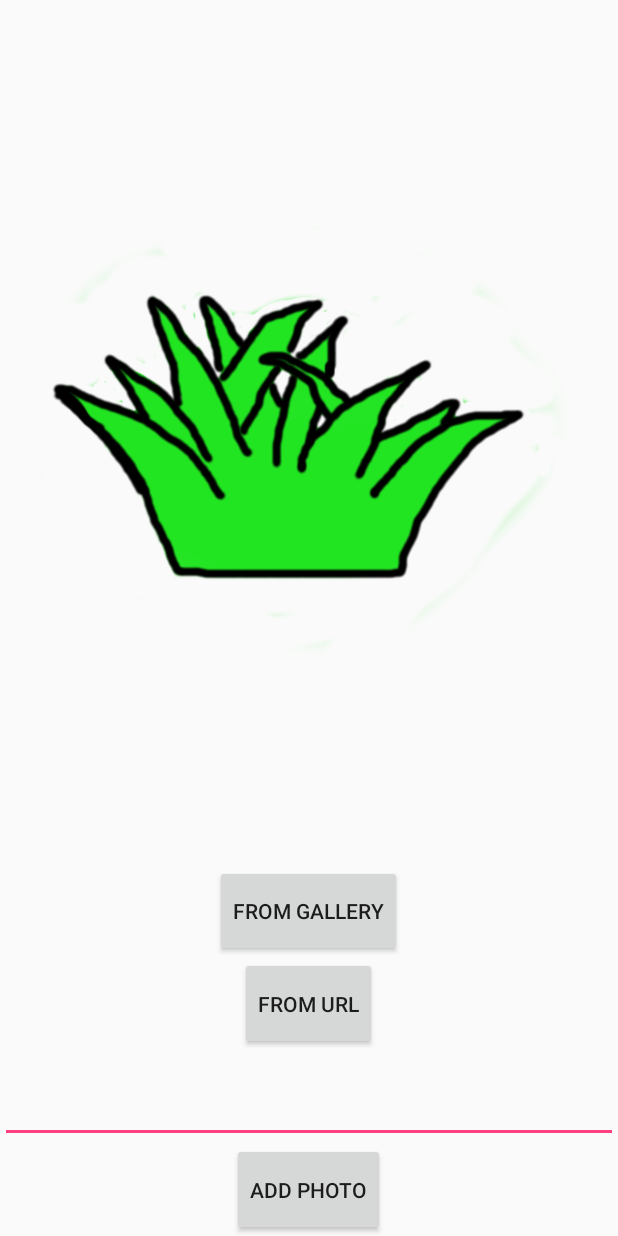
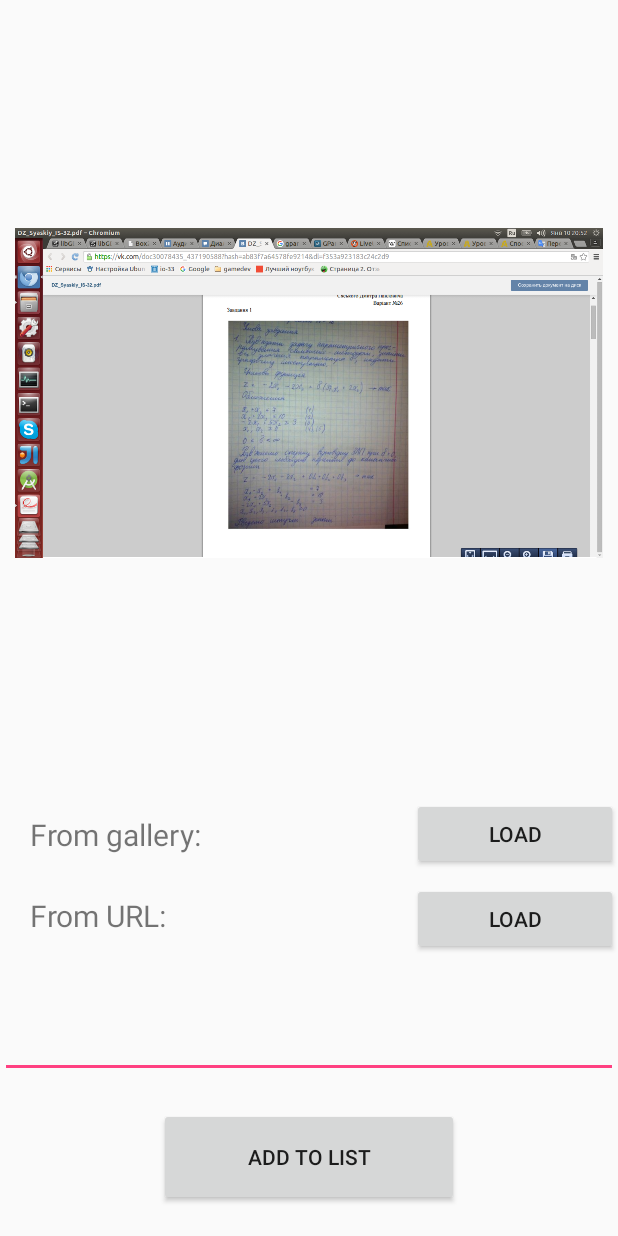
Before and after one commit to number999team/TestApp, an Android app: the screen it shows after launch (PhotoPickActivity), after a tap on "ADD NEW PHOTO", on a phone screen of 412 x 824 dp. Run offline under Robolectric (Android 15) with nearby library versions, the phone set to English and light mode, and no system bars.

Commit message:
add scaling photo in listView

```diff
--- a/app/src/main/java/org/dimamir999/testapp/activities/presenters/ListPhotosPresenter.java
+++ b/app/src/main/java/org/dimamir999/testapp/activities/presenters/ListPhotosPresenter.java
@@ -2,17 +2,23 @@ package org.dimamir999.testapp.activities.presenters;
 
 import android.app.ActivityManager;
 import android.content.Context;
+import android.graphics.Bitmap;
 import android.os.AsyncTask;
 import android.text.format.Time;
 import android.util.Log;
+import android.widget.ImageView;
+import android.widget.SimpleAdapter;
 
 
 import org.dimamir999.testapp.activities.views.ListPhotoView;
 import org.dimamir999.testapp.db.PhotoWithGeoTagDAO;
 import org.dimamir999.testapp.model.PhotoWithGeoTag;
+import org.dimamir999.testapp.services.PhotoScaler;
 
 import java.util.ArrayList;
 import java.util.Date;
+import java.util.List;
+import java.util.Map;
 import java.util.concurrent.TimeUnit;
 
 /**
@@ -23,6 +29,7 @@ public class ListPhotosPresenter {
     private ListPhotoView view;
     private PhotoWithGeoTagDAO photoWithGeoTagDAO;
     private ArrayList<PhotoWithGeoTag> viewedPhotos;
+
 
 
     public ListPhotosPresenter(ListPhotoView view) {
@@ -52,7 +59,7 @@ public class ListPhotosPresenter {
         remover.execute(photoObject.getId());
     }
 
-    public class AsyncRemover extends AsyncTask<Long, Void, Void> {
+    private class AsyncRemover extends AsyncTask<Long, Void, Void> {
 
         @Override
         protected Void doInBackground(Long... ids) {
--- a/app/src/main/java/org/dimamir999/testapp/activities/presenters/PickPhotoPresenter.java
+++ b/app/src/main/java/org/dimamir999/testapp/activities/presenters/PickPhotoPresenter.java
@@ -85,7 +85,7 @@ public class PickPhotoPresenter {
         }
         else {
             //scale because open gl cant load photo more than 4096 px
-            photo = photoScaler.scale(photo, MAX_PIXEL_LENGTH);
+            photo = photoScaler.scaleForBigSize(photo, MAX_PIXEL_LENGTH);
             view.setPhotoToView(photo);
         }
     }
@@ -135,7 +135,7 @@ public class PickPhotoPresenter {
             view.stopProgressBar();
             switch (answerCode){
                 case OK:
-                    result = photoScaler.scale(result, MAX_PIXEL_LENGTH);
+                    result = photoScaler.scaleForBigSize(result, MAX_PIXEL_LENGTH);
                     view.setPhotoToView(result);
                     break;
                 case BIG_FILE:
--- a/app/src/main/java/org/dimamir999/testapp/activities/views/ListPhotosActivity.java
+++ b/app/src/main/java/org/dimamir999/testapp/activities/views/ListPhotosActivity.java
@@ -1,13 +1,18 @@
 package org.dimamir999.testapp.activities.views;
 
 import android.app.Activity;
+import android.content.Context;
 import android.content.Intent;
+import android.graphics.Bitmap;
+import android.graphics.BitmapFactory;
 import android.os.Bundle;
+import android.util.Log;
 import android.view.ContextMenu;
 import android.view.MenuItem;
 import android.view.View;
 import android.widget.AdapterView;
 import android.widget.Button;
+import android.widget.ImageView;
 import android.widget.ListView;
 import android.widget.SimpleAdapter;
 import android.widget.TextView;
@@ -16,9 +21,11 @@ import org.dimamir999.testapp.R;
 import org.dimamir999.testapp.activities.presenters.ListPhotosPresenter;
 import org.dimamir999.testapp.model.PhotoWithGeoTag;
 import org.dimamir999.testapp.services.LocationControlService;
+import org.dimamir999.testapp.services.PhotoScaler;
 
 import java.util.ArrayList;
 import java.util.HashMap;
+import java.util.List;
 import java.util.Map;
 
 public class ListPhotosActivity extends Activity implements ListPhotoView{
@@ -26,11 +33,14 @@ public class ListPhotosActivity extends Activity implements ListPhotoView{
     private static final int DELETE_ITEM_ID = 1;
     private static final String ATTRIBUTE_NAME_TEXT = "text";
     private static final String ATTRIBUTE_NAME_IMAGE = "image";
+    private static final int LIST_PHOTO_HEIGHT = 250;
+    private static final int LIST_PHOTO_WIDTH = 250;
 
     private ListPhotosPresenter presenter;
     private ListView photosListView;
     private ArrayList<Map<String, Object>> data;
     private SimpleAdapter adapter;
+    private PhotoScaler photoScaler = new PhotoScaler();
 
     @Override
     protected void onCreate(Bundle savedInstanceState) {
@@ -61,6 +71,7 @@ public class ListPhotosActivity extends Activity implements ListPhotoView{
         int[] to = { R.id.date_text_view,  R.id.photo_item_view};
         adapter = new SimpleAdapter(this, data, R.layout.photo_list_item,
                 from, to);
+        adapter.setViewBinder(new ScalePhotoBinder());
         photosListView.setAdapter(adapter);
         registerForContextMenu(photosListView);
     }
@@ -108,5 +119,21 @@ public class ListPhotosActivity extends Activity implements ListPhotoView{
         }
     }
 
+    private class ScalePhotoBinder implements SimpleAdapter.ViewBinder {
 
+        @Override
+        public boolean setViewValue(View view, Object data,
+                                    String textRepresentation) {
+            int i = 0;
+            if (view.getId() == R.id.photo_item_view) {
+                Log.v("dimamir999", "photo loaded");
+                Bitmap photo = BitmapFactory.decodeFile((String) data);
+                // calculate like dp size scale not in pixels
+                photo = photoScaler.scaleForList(photo, LIST_PHOTO_HEIGHT, LIST_PHOTO_WIDTH);
+                ((ImageView) view).setImageBitmap(photo);
+                return true;
+            }
+            return false;
+        }
+    }
 }
--- a/app/src/main/java/org/dimamir999/testapp/db/PhotoWithGeoTagDAO.java
+++ b/app/src/main/java/org/dimamir999/testapp/db/PhotoWithGeoTagDAO.java
@@ -53,7 +53,7 @@ public class PhotoWithGeoTagDAO {
         String[] selectionArgs = new String[]{String.valueOf(startDate.getTime()), String.valueOf(endDate.getTime())};
         Cursor cursor = database.query("photos", null,selectionString , selectionArgs, null, null, null);
 
-        Log.d("dimamir999", "my query " + startDate + " " + startDate);
+        Log.d("dimamir999", "Query with params " + startDate + " " + endDate);
         if (cursor.moveToFirst()) {
             int idColIndex = cursor.getColumnIndex("id");
             int pathColIndex = cursor.getColumnIndex("path");
--- a/app/src/main/java/org/dimamir999/testapp/model/PhotoWithGeoTag.java
+++ b/app/src/main/java/org/dimamir999/testapp/model/PhotoWithGeoTag.java
@@ -50,12 +50,14 @@ public class PhotoWithGeoTag {
     }
 
     public Bitmap getPhoto() {
-        Bitmap bitmap = BitmapFactory.decodeFile(path);
-        if (bitmap == null) {
-            Log.v("dimamir999", "incorrect format of photo");
-        }else {
-            photo = bitmap;
-            Log.v("dimamir999", "photo loaded");
+        if(photo == null) {
+            Bitmap bitmap = BitmapFactory.decodeFile(path);
+            if (bitmap == null) {
+                Log.v("dimamir999", "incorrect format of photo");
+            } else {
+                photo = bitmap;
+                Log.v("dimamir999", "photo loaded");
+            }
         }
         return photo;
     }
--- a/app/src/main/java/org/dimamir999/testapp/services/PhotoScaler.java
+++ b/app/src/main/java/org/dimamir999/testapp/services/PhotoScaler.java
@@ -7,7 +7,29 @@ import android.graphics.Bitmap;
  */
 public class PhotoScaler {
 
-    public Bitmap scale(Bitmap src, int maxPixelLength){
+    public Bitmap scaleForList(Bitmap src, int expectedHeight, int expectedWidth){
+        int height = src.getHeight(), width = src.getWidth();
+        if(height != expectedHeight || width != expectedWidth) {
+            if (height > width) {
+                // scale
+                double coef = (double) expectedWidth / width;
+                src = Bitmap.createScaledBitmap(src, (int) (width * coef), (int) (height * coef), true);
+                //get center of image according expected height
+                int startY = (int) ((src.getHeight() - expectedHeight) / 2);
+                src = Bitmap.createBitmap(src, 0, startY, expectedWidth, expectedHeight);
+            } else {
+                //scale
+                double coef = (double) expectedHeight / height;
+                src = Bitmap.createScaledBitmap(src, (int) (width * coef), (int) (height * coef), true);
+                //get center of image according expected width
+                int startX = (int) ((src.getWidth() - expectedWidth) / 2);
+                src = Bitmap.createBitmap(src, startX, 0, expectedWidth, expectedHeight);
+            }
+        }
+        return src;
+    }
+
+    public Bitmap scaleForBigSize(Bitmap src, int maxPixelLength) {
         int height = src.getHeight(), width = src.getWidth();
         int max = Math.max(height, width);
         if(max > maxPixelLength){
--- /dev/null
+++ b/app/src/main/res/layout-land/fragment_photo_picker.xml
@@ -0,0 +1,45 @@
+<?xml version="1.0" encoding="utf-8"?>
+<LinearLayout xmlns:android="http://schemas.android.com/apk/res/android"
+    android:orientation="vertical"
+    android:layout_width="match_parent"
+    android:layout_height="match_parent">
+
+    <Button
+        android:id="@+id/from_gallery_button"
+        android:layout_marginTop="15dp"
+        android:layout_marginBottom="15dp"
+        android:layout_width="200dp"
+        android:layout_height="wrap_content"
+        android:layout_gravity="center"
+        android:layout_weight="1"
+        android:text="from gallery" />
+
+    <EditText
+        android:inputType="textUri"
+        android:id="@+id/url_field"
+        android:layout_width="match_parent"
+        android:layout_height="wrap_content"
+        android:layout_weight="1" />
+
+    <Button
+        android:id="@+id/from_url_button"
+        android:layout_marginTop="15dp"
+        android:layout_marginBottom="15dp"
+        android:layout_width="200dp"
+        android:layout_height="wrap_content"
+        android:layout_gravity="center"
+        android:layout_weight="1"
+        android:text="from URL" />
+
+    <Button
+        android:id="@+id/add_photo_button"
+        android:layout_marginTop="15dp"
+        android:layout_marginBottom="15dp"
+        android:layout_width="200dp"
+        android:layout_height="wrap_content"
+        android:layout_gravity="center"
+        android:layout_weight="1"
+        android:text="Add to list" />
+
+
+</LinearLayout>
--- a/app/src/main/res/layout/activity_photo_pick.xml
+++ b/app/src/main/res/layout/activity_photo_pick.xml
@@ -17,7 +17,7 @@
         android:id="@+id/pick_photo_fragment"
         android:layout_width="match_parent"
         android:layout_height="0dp"
-        android:layout_weight="3">
+        android:layout_weight="4">
     </fragment>
 
 </LinearLayout>
--- a/app/src/main/res/layout/fragment_photo.xml
+++ b/app/src/main/res/layout/fragment_photo.xml
@@ -6,9 +6,10 @@
 
     <ImageView
         android:id = "@+id/photoView"
+        android:layout_margin="10dp"
         android:layout_width="match_parent"
         android:layout_height="match_parent"
-        android:src="@drawable/grass" />
+        android:src="@drawable/screenshot" />
     <ProgressBar
         android:id="@+id/upload_progress_bar"
         android:visibility="invisible"
--- a/app/src/main/res/layout/fragment_photo_picker.xml
+++ b/app/src/main/res/layout/fragment_photo_picker.xml
@@ -4,36 +4,71 @@
     android:layout_width="match_parent"
     android:layout_height="match_parent">
 
+    <LinearLayout
+        android:orientation="horizontal"
+        android:layout_width="match_parent"
+        android:layout_height="0dp"
+        android:layout_weight="1">
+
+        <TextView
+            android:layout_width="0dp"
+            android:layout_height="match_parent"
+            android:layout_weight="2"
+            android:textSize="20sp"
+            android:paddingLeft="20dp"
+            android:gravity="center_vertical"
+            android:text="From gallery:"/>
+
+        <Button
+            android:id="@+id/from_gallery_button"
+
+            android:layout_width="0dp"
+            android:layout_height="wrap_content"
+            android:layout_gravity="center"
+            android:layout_weight="1"
+            android:text="load" />
+    </LinearLayout>
+
+   <LinearLayout
+       android:orientation="horizontal"
+       android:layout_width="match_parent"
+       android:layout_height="0dp"
+       android:layout_weight="1">
+
+       <TextView
+           android:layout_height="wrap_content"
+           android:layout_width="0dp"
+           android:layout_weight="2"
+           android:textSize="20sp"
+           android:paddingLeft="20dp"
+           android:text="From URL:"/>
+
+       <Button
+           android:id="@+id/from_url_button"
+           android:layout_height="wrap_content"
+           android:layout_width="0dp"
+           android:layout_weight="1"
+           android:text="load"
+           android:textAlignment="center"/>
+
+   </LinearLayout>
+
+    <EditText
+        android:layout_height="0dp"
+        android:layout_width="match_parent"
+        android:layout_weight="1"
+        android:inputType="textUri"
+        android:id="@+id/url_field" />
+
     <Button
-        android:id="@+id/from_gallery_button"
-        android:layout_width="wrap_content"
+        android:id="@+id/add_photo_button"
+        android:layout_marginTop="20dp"
+        android:layout_marginBottom="20dp"
+        android:layout_width="200dp"
         android:layout_height="0dp"
         android:layout_gravity="center"
         android:layout_weight="1"
-        android:text="from gallery" />
-
-    <Button
-        android:id="@+id/from_url_button"
-        android:layout_width="wrap_content"
-        android:layout_height="0dp"
-        android:layout_gravity="center"
-        android:layout_weight="1"
-        android:text="from URL" />
-
-    <EditText
-        android:inputType="textUri"
-        android:id="@+id/url_field"
-        android:layout_width="match_parent"
-        android:layout_height="0dp"
-        android:layout_weight="1" />
-
-    <Button
-        android:id="@+id/add_photo_button"
-        android:layout_width="wrap_content"
-        android:layout_height="0dp"
-        android:layout_gravity="center"
-        android:layout_weight="1"
-        android:text="Add Photo" />
+        android:text="Add to list" />
 
 
 </LinearLayout>
--- a/app/src/main/res/layout/photo_list_item.xml
+++ b/app/src/main/res/layout/photo_list_item.xml
@@ -5,7 +5,7 @@
 
     <ImageView
         android:id="@+id/photo_item_view"
-        android:src="@drawable/grass"
+        android:src="@drawable/screenshot"
         android:layout_width="match_parent"
         android:layout_height="wrap_content"
         android:layout_gravity="center"
```
Also changed, not shown: app/src/main/res/drawable/screenshot.png (added).
